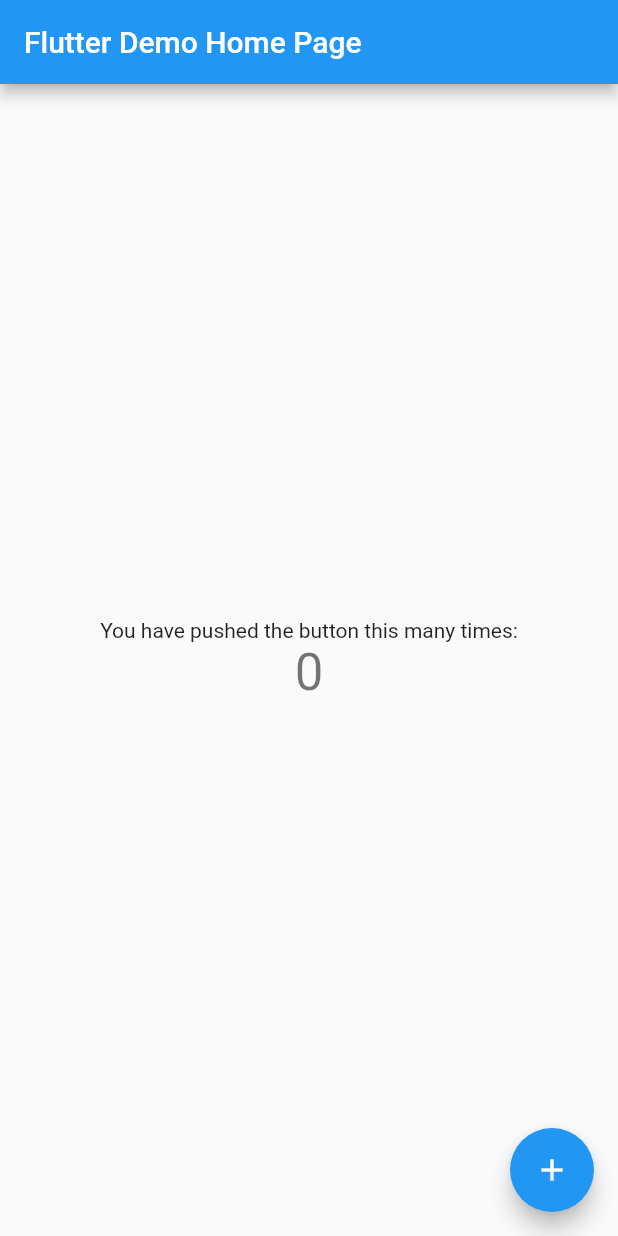
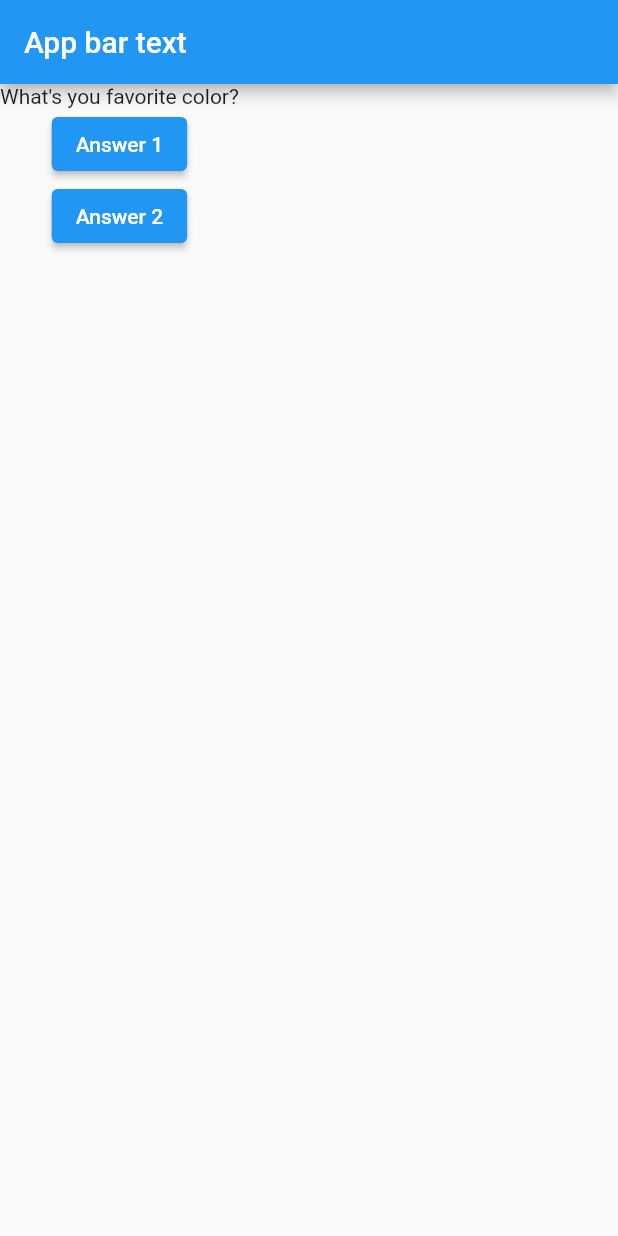
Before and after one commit to agolovanov-sharp/flutter_starter_guide, a Flutter app: the screen it shows after launch, on a phone screen of 412 x 824 dp. Run offline on Flutter 3.47's test engine with Material 2 defaults, Android fonts, the light colour scheme and no system bars.

Commit message:
basic app layout from scratch

```diff
--- a/lib/main.dart
+++ b/lib/main.dart
@@ -1,115 +1,40 @@
 import 'package:flutter/material.dart';
 
-void main() {
-  runApp(const MyApp());
-}
+// void main(List<String> args) {
+//   runApp(MainApp());
+// }
 
-class MyApp extends StatelessWidget {
-  const MyApp({Key? key}) : super(key: key);
+void main() => runApp(MainApp());
 
-  // This widget is the root of your application.
-  @override
-  Widget build(BuildContext context) {
-    return MaterialApp(
-      title: 'Flutter Demo',
-      theme: ThemeData(
-        // This is the theme of your application.
-        //
-        // Try running your application with "flutter run". You'll see the
-        // application has a blue toolbar. Then, without quitting the app, try
-        // changing the primarySwatch below to Colors.green and then invoke
-        // "hot reload" (press "r" in the console where you ran "flutter run",
-        // or simply save your changes to "hot reload" in a Flutter IDE).
-        // Notice that the counter didn't reset back to zero; the application
-        // is not restarted.
-        primarySwatch: Colors.blue,
-      ),
-      home: const MyHomePage(title: 'Flutter Demo Home Page'),
-    );
-  }
-}
-
-class MyHomePage extends StatefulWidget {
-  const MyHomePage({Key? key, required this.title}) : super(key: key);
-
-  // This widget is the home page of your application. It is stateful, meaning
-  // that it has a State object (defined below) that contains fields that affect
-  // how it looks.
-
-  // This class is the configuration for the state. It holds the values (in this
-  // case the title) provided by the parent (in this case the App widget) and
-  // used by the build method of the State. Fields in a Widget subclass are
-  // always marked "final".
-
-  final String title;
-
-  @override
-  State<MyHomePage> createState() => _MyHomePageState();
-}
-
-class _MyHomePageState extends State<MyHomePage> {
-  int _counter = 0;
-
-  void _incrementCounter() {
-    setState(() {
-      // This call to setState tells the Flutter framework that something has
-      // changed in this State, which causes it to rerun the build method below
-      // so that the display can reflect the updated values. If we changed
-      // _counter without calling setState(), then the build method would not be
-      // called again, and so nothing would appear to happen.
-      _counter++;
-    });
+class MainApp extends StatelessWidget {
+  void answerChoosen() {
+    print('Answer choosen');
   }
 
   @override
   Widget build(BuildContext context) {
-    // This method is rerun every time setState is called, for instance as done
-    // by the _incrementCounter method above.
-    //
-    // The Flutter framework has been optimized to make rerunning build methods
-    // fast, so that you can just rebuild anything that needs updating rather
-    // than having to individually change instances of widgets.
-    return Scaffold(
-      appBar: AppBar(
-        // Here we take the value from the MyHomePage object that was created by
-        // the App.build method, and use it to set our appbar title.
-        title: Text(widget.title),
+    var questions = [
+      'What\'s you favorite color?',
+      'What\'s you favorite animal?'
+    ];
+
+    return MaterialApp(
+      home: Scaffold(
+        appBar: AppBar(
+          title: Text('App bar text'),
+        ),
+        body: Column(children: <Widget>[
+          Text(questions[0]),
+          ElevatedButton(
+            child: Text('Answer 1'),
+            onPressed: answerChoosen,
+          ),
+          ElevatedButton(
+            child: Text('Answer 2'),
+            onPressed: answerChoosen,
+          ),
+        ]),
       ),
-      body: Center(
-        // Center is a layout widget. It takes a single child and positions it
-        // in the middle of the parent.
-        child: Column(
-          // Column is also a layout widget. It takes a list of children and
-          // arranges them vertically. By default, it sizes itself to fit its
-          // children horizontally, and tries to be as tall as its parent.
-          //
-          // Invoke "debug painting" (press "p" in the console, choose the
-          // "Toggle Debug Paint" action from the Flutter Inspector in Android
-          // Studio, or the "Toggle Debug Paint" command in Visual Studio Code)
-          // to see the wireframe for each widget.
-          //
-          // Column has various properties to control how it sizes itself and
-          // how it positions its children. Here we use mainAxisAlignment to
-          // center the children vertically; the main axis here is the vertical
-          // axis because Columns are vertical (the cross axis would be
-          // horizontal).
-          mainAxisAlignment: MainAxisAlignment.center,
-          children: <Widget>[
-            const Text(
-              'You have pushed the button this many times:',
-            ),
-            Text(
-              '$_counter',
-              style: Theme.of(context).textTheme.headline4,
-            ),
-          ],
-        ),
-      ),
-      floatingActionButton: FloatingActionButton(
-        onPressed: _incrementCounter,
-        tooltip: 'Increment',
-        child: const Icon(Icons.add),
-      ), // This trailing comma makes auto-formatting nicer for build methods.
     );
   }
 }
```
Also changed, not shown: pubspec.yaml (+4 -17 lines), pubspec.lock, 7 other files.
